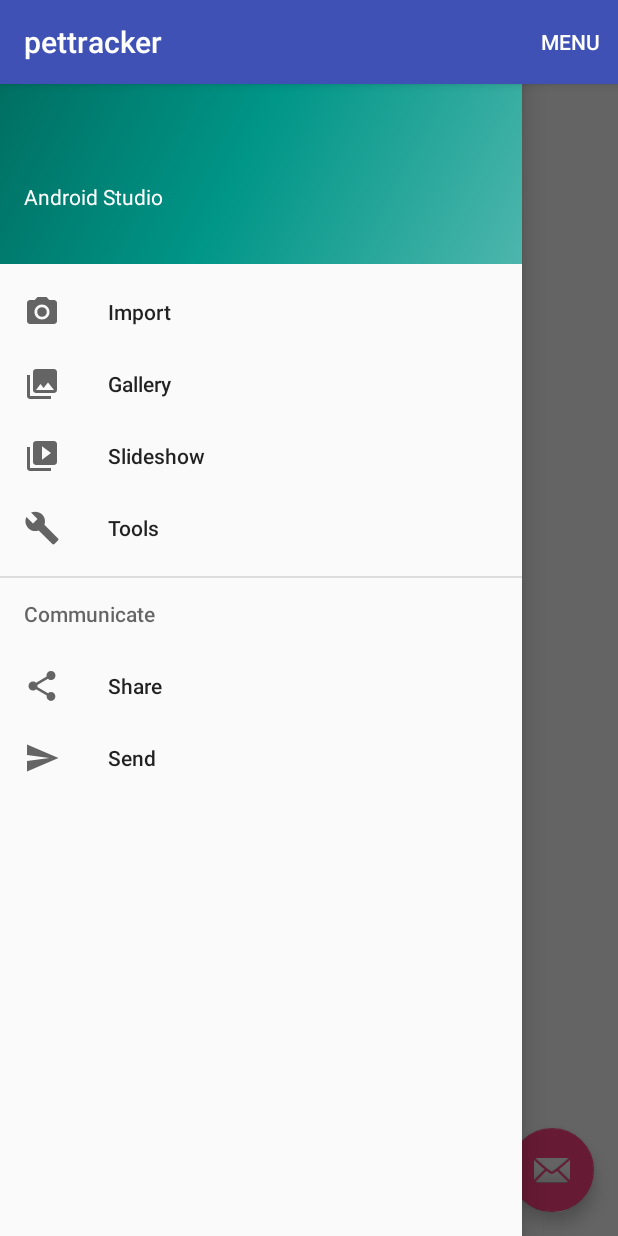
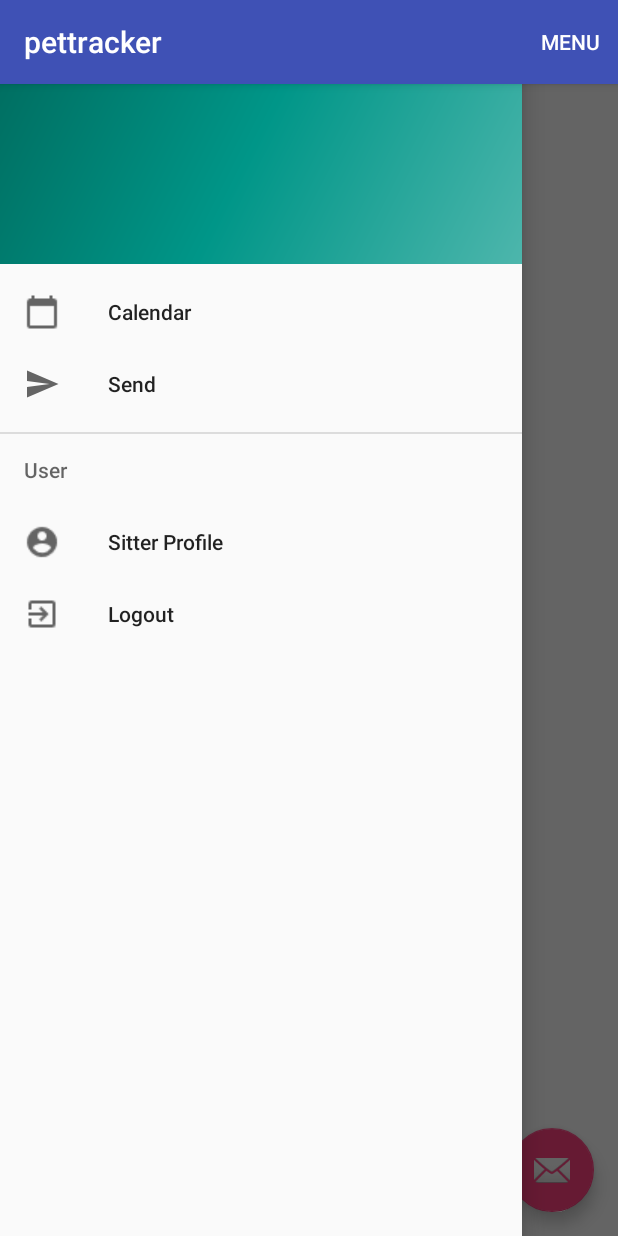
Before and after one commit to moosiklava/cmps121, an Android app: the screen it shows after launch once a user with an empty profile is signed in (MainMenuFinal), with the side drawer open, on a phone screen of 412 x 824 dp. Run offline under Robolectric (Android 15) with nearby library versions, the phone set to English and light mode, and no system bars; our stand-ins replace Firebase (no records; nobody signed in at launch, a user with empty details on screens opened directly).

Commit message:
side bar almost done

```diff
--- a/app/src/main/AndroidManifest.xml
+++ b/app/src/main/AndroidManifest.xml
@@ -23,6 +23,7 @@
         <activity android:name=".ProfileActivity" />
         <activity android:name=".MainMenuFinal"></activity>
         <activity android:name=".CalendarActivity" />
+        <activity android:name=".DisplayDateActivity" />
     </application>
 
 </manifest>
--- a/app/src/main/res/layout/activity_login.xml
+++ b/app/src/main/res/layout/activity_login.xml
@@ -63,14 +63,14 @@
 
         <ImageView
             android:id="@+id/picMango"
-            android:layout_width="60dp"
+            android:layout_width="58dp"
             android:layout_height="wrap_content"
             android:layout_weight="1"
             app:srcCompat="@drawable/mango" />
 
         <ImageView
             android:id="@+id/picBunny"
-            android:layout_width="84dp"
+            android:layout_width="83dp"
             android:layout_height="wrap_content"
             android:layout_weight="1"
             app:srcCompat="@drawable/bunny" />
--- a/app/src/main/res/layout/nav_header_main_menu_final.xml
+++ b/app/src/main/res/layout/nav_header_main_menu_final.xml
@@ -15,10 +15,11 @@
 
 
     <TextView
+        android:id="@+id/usrname"
         android:layout_width="match_parent"
         android:layout_height="wrap_content"
         android:paddingTop="@dimen/nav_header_vertical_spacing"
-        android:text="Android Studio"
+        android:text=""
         android:textAppearance="@style/TextAppearance.AppCompat.Body1" />
 
     <TextView
--- a/app/src/main/res/menu/activity_main_menu_final_drawer.xml
+++ b/app/src/main/res/menu/activity_main_menu_final_drawer.xml
@@ -5,33 +5,29 @@
 
     <group android:checkableBehavior="single">
         <item
-            android:id="@+id/nav_camera"
-            android:icon="@drawable/ic_menu_camera"
-            android:title="Import" />
+            android:id="@+id/nav_cal"
+            android:icon="@drawable/calendar"
+            android:title="Calendar" />
+
         <item
-            android:id="@+id/nav_gallery"
-            android:icon="@drawable/ic_menu_gallery"
-            android:title="Gallery" />
-        <item
-            android:id="@+id/nav_slideshow"
-            android:icon="@drawable/ic_menu_slideshow"
-            android:title="Slideshow" />
-        <item
-            android:id="@+id/nav_manage"
-            android:icon="@drawable/ic_menu_manage"
-            android:title="Tools" />
+            android:id="@+id/nav_send"
+            android:icon="@drawable/ic_menu_send"
+            android:title="Send" />
+
     </group>
 
-    <item android:title="Communicate">
+    <item android:title="User">
         <menu>
             <item
-                android:id="@+id/nav_share"
-                android:icon="@drawable/ic_menu_share"
-                android:title="Share" />
+                android:id="@+id/nav_profile"
+                android:icon="@drawable/account_circle"
+                android:title="Sitter Profile" />
+
             <item
-                android:id="@+id/nav_send"
-                android:icon="@drawable/ic_menu_send"
-                android:title="Send" />
+                android:id="@+id/nav_logout"
+                android:icon="@drawable/logout"
+                android:title="Logout" />
+
         </menu>
     </item>
 
```
Also changed, not shown: app/src/main/java/com/example/mdelc/pettracker/MainMenuFinal.java (+32 -11 lines), app/src/main/res/layout/activity_main.xml (+4 -4 lines), app/src/main/res/drawable-hdpi/bunny.png (deleted), app/src/main/res/drawable-mdpi/bunny.png (deleted), app/src/main/res/drawable-xhdpi/bunny.png (deleted), app/src/main/res/drawable-xxhdpi/bunny.png (deleted), app/src/main/res/drawable/account_circle.png (added), app/src/main/res/drawable/calendar.png (added), app/src/main/res/drawable/logout.png (added).
